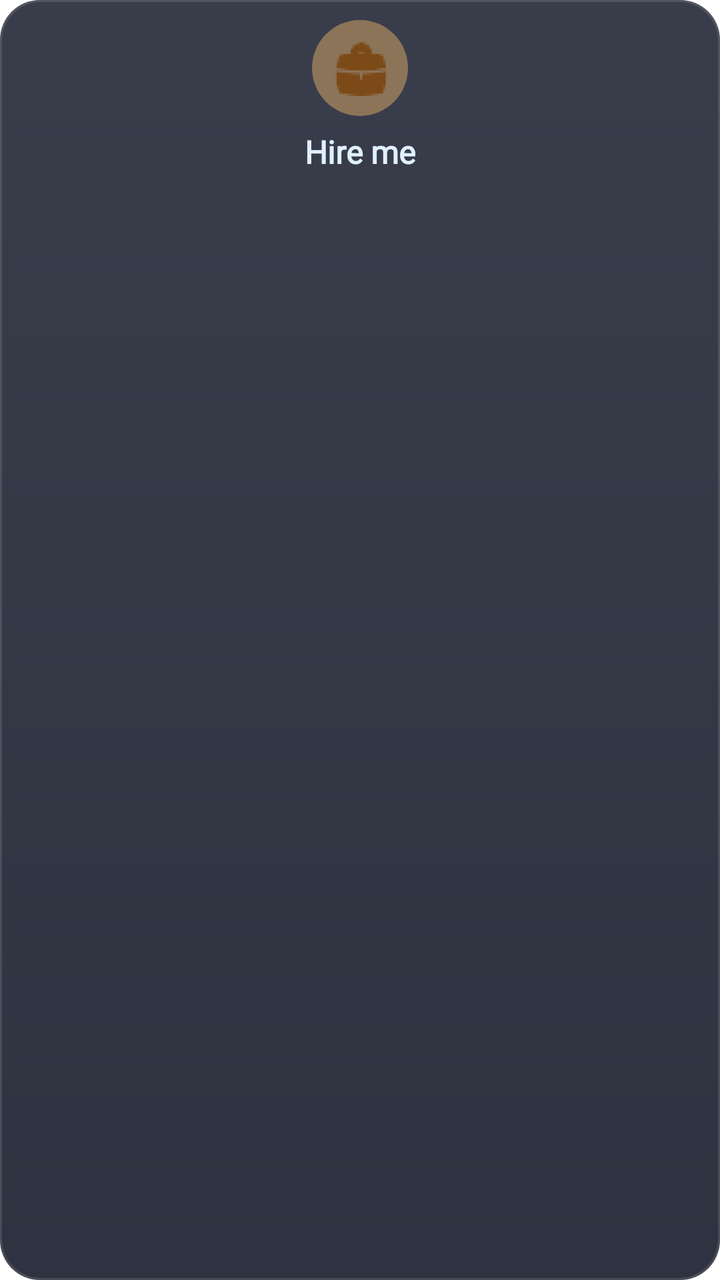
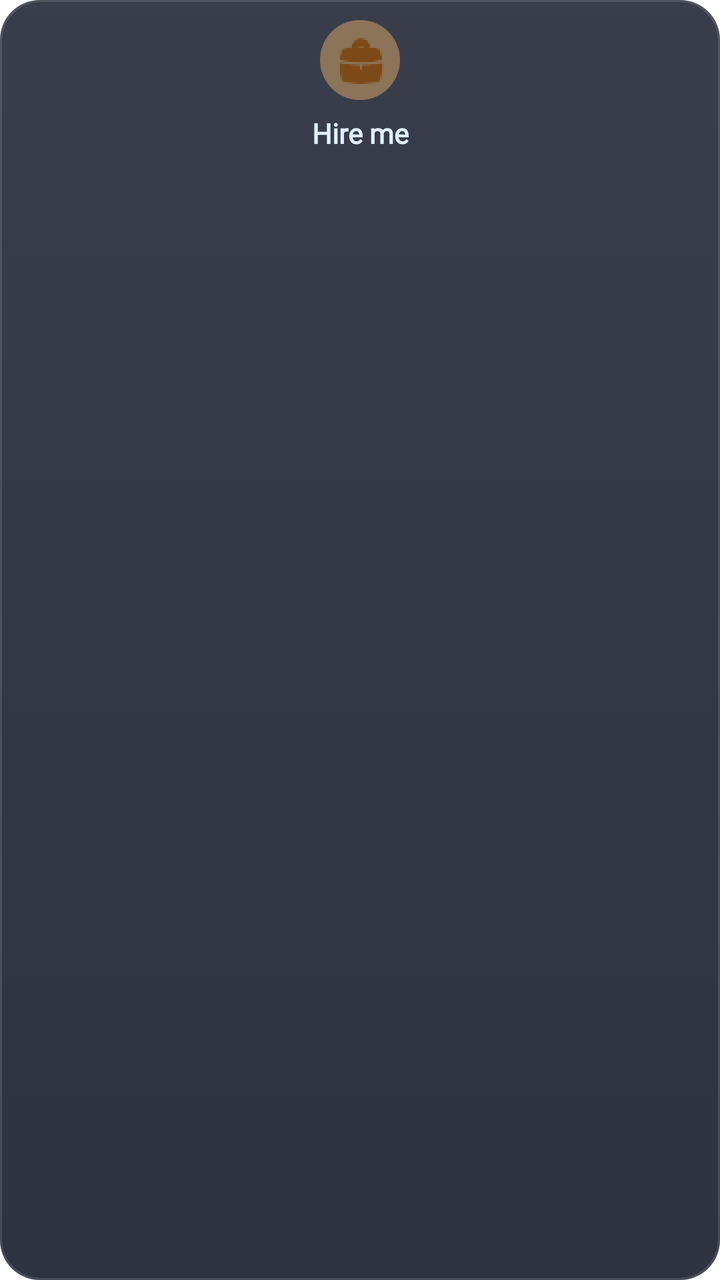

Screens rendered from an Android XML layout before and after an edit, with the pre-edit source and the edit as a unified diff.
<!-- AndroidManifest.xml: application theme Theme.MPA -->
<!-- res/layout/list_navigation_card.xml -->
<?xml version="1.0" encoding="utf-8"?>
<androidx.constraintlayout.widget.ConstraintLayout xmlns:android="http://schemas.android.com/apk/res/android"
    android:layout_width="95dp"
    android:layout_height="95dp"
    android:id="@+id/cadr_list"
    xmlns:app="http://schemas.android.com/apk/res-auto"
    app:layout_constraintStart_toStartOf="parent"
    app:layout_constraintTop_toTopOf="parent"
    android:layout_margin="5dp"
    android:padding="10dp"
    android:background="@drawable/bg_status">
    <ImageView
        android:id="@+id/bg_icon_nav_card"
        android:layout_width="48dp"
        android:layout_height="48dp"
        app:layout_constraintStart_toStartOf="parent"
        app:layout_constraintEnd_toEndOf="parent"
        android:background="@drawable/bg_nav_card_list"/>
    <ImageView
        android:id="@+id/icon_nav_card"
        android:layout_width="28dp"
        android:layout_height="28dp"
        app:layout_constraintStart_toStartOf="@id/bg_icon_nav_card"
        app:layout_constraintEnd_toEndOf="@id/bg_icon_nav_card"
        app:layout_constraintTop_toTopOf="@id/bg_icon_nav_card"
        app:layout_constraintBottom_toBottomOf="@id/bg_icon_nav_card"
        android:tint="@color/gold_deep"
        android:src="@drawable/work"/>
    <TextView
        android:id="@+id/name_nav_list_card"
        android:layout_width="wrap_content"
        android:layout_height="wrap_content"
        android:text="@string/hire_me"
        app:layout_constraintStart_toStartOf="@id/bg_icon_nav_card"
        app:layout_constraintEnd_toEndOf="@id/bg_icon_nav_card"
        app:layout_constraintTop_toBottomOf="@id/bg_icon_nav_card"
        android:textColor="@color/white"
        android:textSize="16sp"
        android:layout_marginTop="7dp"
        android:fontFamily="@font/nav_font"
        android:textFontWeight="600" />

</androidx.constraintlayout.widget.ConstraintLayout>
<!-- resources referenced by this layout -->
<resources>
  <color name="gold_deep">#7C4A17</color>
  <color name="white">#e0f0fe</color>
  <!-- drawable bg_nav_card_list (drawable) -->
  <?xml version="1.0" encoding="utf-8"?>
  <shape xmlns:android="http://schemas.android.com/apk/res/android"
      android:shape="oval">
      <solid android:color="#80E0AC68" />
  </shape>
  <!-- drawable bg_status (drawable) -->
  <?xml version="1.0" encoding="utf-8"?>
  <selector xmlns:android="http://schemas.android.com/apk/res/android">
  
      
      <item android:state_pressed="true">
          <layer-list>
              <item>
                  <shape android:shape="rectangle">
                      <solid android:color="#F20B1020" />
                      <corners android:radius="20dp" />
                  </shape>
              </item>
              <item>
                  <shape android:shape="rectangle">
                      <stroke
                          android:width="1dp"
                          android:color="#33FFFFFF" />
                      <corners android:radius="20dp" />
                  </shape>
              </item>
          </layer-list>
      </item>
  
      
      <item>
          <layer-list>
              
              <item>
                  <shape android:shape="rectangle">
                      <solid android:color="#D90B1020" />
                      <corners android:radius="20dp" />
                  </shape>
              </item>
  
              
              <item>
                  <shape android:shape="rectangle">
                      <gradient
                          android:angle="270"
                          android:startColor="#0DFFFFFF"
                          android:endColor="#00FFFFFF" />
                      <corners android:radius="20dp" />
                  </shape>
              </item>
  
              
              <item>
                  <shape android:shape="rectangle">
                      <stroke
                          android:width="1dp"
                          android:color="#1FFFFFFF" />
                      <corners android:radius="20dp" />
                  </shape>
              </item>
          </layer-list>
      </item>
  </selector>
  <string name="hire_me">Hire me</string>
  <style name="Theme.MPA" parent="Theme.MaterialComponents.DayNight.NoActionBar">
          
          <item name="colorPrimary">@color/purple_500</item>
          <item name="colorPrimaryVariant">@color/purple_700</item>
          <item name="colorOnPrimary">@color/white</item>
          
          <item name="colorSecondary">@color/teal_200</item>
          <item name="colorSecondaryVariant">@color/teal_700</item>
          <item name="colorOnSecondary">@color/black</item>
          
          <item name="android:statusBarColor">?attr/colorPrimaryVariant</item>
          
      </style>
  <color name="purple_500">#FF6200EE</color>
  <color name="purple_700">#FF3700B3</color>
  <color name="teal_200">#FF03DAC5</color>
  <color name="teal_700">#FF018786</color>
  <color name="black">#000000</color>
  
      // banner Back Color
  <!-- unchanged entries left out for length: 1 -->
</resources>

<!-- the commit's change to res/layout/list_navigation_card.xml (unified diff, before → after) -->
@@ -1,7 +1,8 @@
 <?xml version="1.0" encoding="utf-8"?>
 <androidx.constraintlayout.widget.ConstraintLayout xmlns:android="http://schemas.android.com/apk/res/android"
-    android:layout_width="95dp"
-    android:layout_height="95dp"
+    xmlns:tools="http://schemas.android.com/tools"
+    android:layout_width="85dp"
+    android:layout_height="85dp"
     android:id="@+id/cadr_list"
     xmlns:app="http://schemas.android.com/apk/res-auto"
     app:layout_constraintStart_toStartOf="parent"
@@ -11,21 +12,22 @@
     android:background="@drawable/bg_status">
     <ImageView
         android:id="@+id/bg_icon_nav_card"
-        android:layout_width="48dp"
-        android:layout_height="48dp"
+        android:layout_width="40dp"
+        android:layout_height="40dp"
         app:layout_constraintStart_toStartOf="parent"
         app:layout_constraintEnd_toEndOf="parent"
         android:background="@drawable/bg_nav_card_list"/>
     <ImageView
         android:id="@+id/icon_nav_card"
-        android:layout_width="28dp"
-        android:layout_height="28dp"
+        android:layout_width="24dp"
+        android:layout_height="24dp"
         app:layout_constraintStart_toStartOf="@id/bg_icon_nav_card"
         app:layout_constraintEnd_toEndOf="@id/bg_icon_nav_card"
         app:layout_constraintTop_toTopOf="@id/bg_icon_nav_card"
         app:layout_constraintBottom_toBottomOf="@id/bg_icon_nav_card"
         android:tint="@color/gold_deep"
-        android:src="@drawable/work"/>
+        android:src="@drawable/work"
+        tools:ignore="UseAppTint" />
     <TextView
         android:id="@+id/name_nav_list_card"
         android:layout_width="wrap_content"
@@ -35,7 +37,7 @@
         app:layout_constraintEnd_toEndOf="@id/bg_icon_nav_card"
         app:layout_constraintTop_toBottomOf="@id/bg_icon_nav_card"
         android:textColor="@color/white"
-        android:textSize="16sp"
+        android:textSize="14sp"
         android:layout_marginTop="7dp"
         android:fontFamily="@font/nav_font"
         android:textFontWeight="600" />
<!-- resource entries referenced after the edit -->
@@ -12,7 +12,6 @@
   <?xml version="1.0" encoding="utf-8"?>
   <selector xmlns:android="http://schemas.android.com/apk/res/android">
   
-      
       <item android:state_pressed="true">
           <layer-list>
               <item>
@@ -23,19 +22,15 @@
               </item>
               <item>
                   <shape android:shape="rectangle">
-                      <stroke
-                          android:width="1dp"
-                          android:color="#33FFFFFF" />
+                      <stroke android:width="1dp" android:color="#33FFFFFF" />
                       <corners android:radius="20dp" />
                   </shape>
               </item>
           </layer-list>
       </item>
   
-      
       <item>
           <layer-list>
-              
               <item>
                   <shape android:shape="rectangle">
                       <solid android:color="#D90B1020" />
@@ -43,23 +38,16 @@
                   </shape>
               </item>
   
-              
               <item>
                   <shape android:shape="rectangle">
-                      <gradient
-                          android:angle="270"
-                          android:startColor="#0DFFFFFF"
-                          android:endColor="#00FFFFFF" />
+                      <gradient android:angle="270" android:endColor="#00FFFFFF" android:startColor="#0DFFFFFF" />
                       <corners android:radius="20dp" />
                   </shape>
               </item>
   
-              
               <item>
                   <shape android:shape="rectangle">
-                      <stroke
-                          android:width="1dp"
-                          android:color="#1FFFFFFF" />
+                      <stroke android:width="1dp" android:color="#1FFFFFFF" />
                       <corners android:radius="20dp" />
                   </shape>
               </item>
